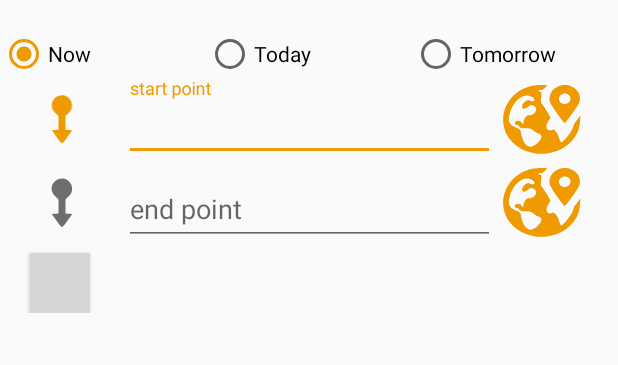
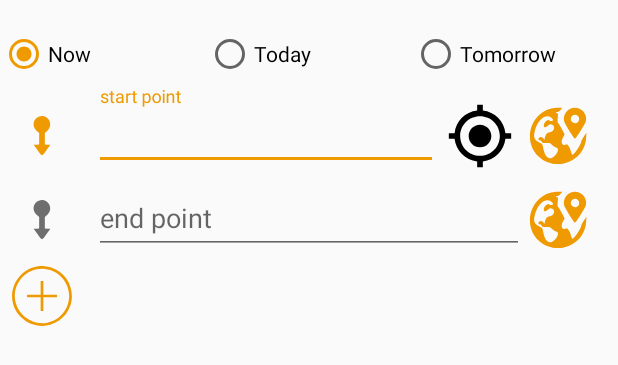
Before and after one commit to Lewiy/Graduate-Work, an Android app: the layout fragment_add_order_1.xml on its own in the app's theme, with its tools: preview values and no code run, on a phone screen of 412 x 824 dp. Shown: the top 365 px of the screen. Run offline under Robolectric (Android 15) with nearby library versions, the phone set to English and light mode, and no system bars; grey boxes are pictures that could not be loaded.

Commit message:
Made first fragment of add order 50%

```diff
--- /dev/null
+++ b/app/src/main/res/drawable/ic_location.xml
@@ -0,0 +1,9 @@
+<vector xmlns:android="http://schemas.android.com/apk/res/android"
+    android:width="24dp"
+    android:height="24dp"
+    android:viewportHeight="24.0"
+    android:viewportWidth="24.0">
+    <path
+        android:fillColor="#FF000000"
+        android:pathData="M11,1L11,3.031C6.796,3.483 3.483,6.796 3.031,11L1,11L1,13L3.031,13C3.483,17.204 6.796,20.517 11,20.969L11,23L13,23L13,20.969C17.204,20.517 20.517,17.204 20.969,13L23,13L23,11L20.969,11C20.517,6.796 17.204,3.483 13,3.031L13,1L11,1zM12,5C15.9,5 19,8.1 19,12C19,15.9 15.9,19 12,19C8.1,19 5,15.9 5,12C5,8.1 8.1,5 12,5zM12,8C9.791,8 8,9.791 8,12C8,14.209 9.791,16 12,16C14.209,16 16,14.209 16,12C16,9.791 14.209,8 12,8z" />
+</vector>
--- /dev/null
+++ b/app/src/main/res/drawable/ic_plus.xml
@@ -0,0 +1,14 @@
+<vector xmlns:android="http://schemas.android.com/apk/res/android"
+    android:width="24dp"
+    android:height="24dp"
+    android:viewportHeight="300.0"
+    android:viewportWidth="300.0">
+    <path
+        android:fillColor="#ee9a00"
+        android:pathData="M134,18.6c-34.7,6.35 -55.5,16.65 -77.1,38.3 -52.05,52.05 -52.05,134.15 0,186.2 69.15,69.15 186.65,41.8 218.2,-50.8 23.4,-68.6 -14.7,-145 -83.6,-167.7 -15.65,-5.15 -45.25,-8.25 -57.5,-6zM163.5,31c81.95,9.8 130,96.55 94.6,170.6 -16.05,33.6 -46.8,57.65 -84.4,66.05 -62.45,13.9 -127.85,-29.6 -141.3,-93.95 -16.4,-78.5 51.4,-152.3 131.1,-142.7z"
+        android:strokeColor="#00000000" />
+    <path
+        android:fillColor="#ee9a00"
+        android:pathData="M144,114l0,30 -30,0 -30,0 0,6 0,6 30,0 30,0 0,30 0,30 6,0 6,0 0,-30 0,-30 30,0 30,0 0,-6 0,-6 -30,0 -30,0 0,-30 0,-30 -6,0 -6,0 0,30z"
+        android:strokeColor="#00000000" />
+</vector>
--- a/app/src/main/res/layout/address_point.xml
+++ b/app/src/main/res/layout/address_point.xml
@@ -10,11 +10,17 @@
         android:layout_height="wrap_content"
         android:orientation="horizontal">
 
-        <ImageView
+        <LinearLayout
             android:layout_width="match_parent"
-            android:layout_height="match_parent"
-            android:layout_weight="2"
-            android:src="@drawable/ic_point_picked" />
+            android:layout_height="wrap_content"
+            android:layout_gravity="bottom"
+            android:layout_weight="3">
+
+            <ImageView
+                android:layout_width="45dp"
+                android:layout_height="45dp"
+                android:src="@drawable/ic_point_picked" />
+        </LinearLayout>
 
         <android.support.design.widget.TextInputLayout
             android:layout_width="match_parent"
@@ -32,12 +38,17 @@
 
         </android.support.design.widget.TextInputLayout>
 
-        <ImageButton
-            android:id="@+id/point2_map"
+        <LinearLayout
             android:layout_width="match_parent"
-            android:layout_height="55dp"
-            android:layout_marginRight="20dp"
-            android:layout_weight="2"
-            android:background="@drawable/ic_pick_point" />
+            android:layout_height="wrap_content"
+            android:layout_gravity="bottom"
+            android:layout_weight="3">
+
+            <ImageButton
+                android:id="@+id/point2_map"
+                android:layout_width="45dp"
+                android:layout_height="45dp"
+                android:background="@drawable/ic_pick_point" />
+        </LinearLayout>
     </LinearLayout>
 </LinearLayout>
--- a/app/src/main/res/layout/fragment_add_order_1.xml
+++ b/app/src/main/res/layout/fragment_add_order_1.xml
@@ -76,8 +76,8 @@
 
             <ImageButton
                 android:id="@+id/time_button_picker"
-                android:layout_width="100dp"
-                android:layout_height="100dp"
+                android:layout_width="80dp"
+                android:layout_height="80dp"
                 android:layout_gravity="center_horizontal"
                 android:layout_marginTop="5dp"
                 android:background="@drawable/ic_time_picker" />
@@ -97,6 +97,9 @@
                 android:id="@+id/addresses_liner"
                 android:layout_width="match_parent"
                 android:layout_height="wrap_content"
+                android:layout_marginLeft="5dp"
+                android:layout_marginRight="5dp"
+                android:layout_marginTop="5dp"
                 android:orientation="vertical">
 
 
@@ -105,15 +108,21 @@
                     android:layout_height="wrap_content"
                     android:orientation="horizontal">
 
+                    <LinearLayout
+                        android:layout_width="match_parent"
+                        android:layout_height="wrap_content"
+                        android:layout_gravity="bottom"
+                        android:layout_weight="2">
+
                         <ImageView
-                        android:layout_width="match_parent"
-                        android:layout_height="match_parent"
-                        android:layout_weight="2"
+                            android:layout_width="45dp"
+                            android:layout_height="45dp"
                             android:src="@drawable/ic_point_not_picked" />
+                    </LinearLayout>
 
                     <android.support.design.widget.TextInputLayout
                         android:layout_width="match_parent"
-                        android:layout_height="match_parent"
+                        android:layout_height="wrap_content"
                         android:layout_weight="1">
 
                         <EditText
@@ -127,13 +136,35 @@
 
                     </android.support.design.widget.TextInputLayout>
 
+                    <LinearLayout
+                        android:layout_width="match_parent"
+                        android:layout_height="wrap_content"
+                        android:layout_gravity="bottom"
+                        android:layout_weight="2">
+
+                        <ImageButton
+                            android:id="@+id/my_location_button"
+                            android:layout_width="45dp"
+                            android:layout_height="45dp"
+                            android:layout_marginLeft="5dp"
+                            android:background="@drawable/ic_location"
+                            android:tint="@color/colorPrimary" />
+                    </LinearLayout>
+
+                    <LinearLayout
+                        android:layout_width="match_parent"
+                        android:layout_height="wrap_content"
+                        android:layout_gravity="bottom"
+                        android:layout_weight="2">
+
                         <ImageButton
                             android:id="@+id/point1_map"
-                        android:layout_width="match_parent"
-                        android:layout_height="55dp"
+                            android:layout_width="45dp"
+                            android:layout_height="45dp"
                             android:layout_marginRight="20dp"
-                        android:layout_weight="2"
                             android:background="@drawable/ic_pick_point" />
+                    </LinearLayout>
+
                 </LinearLayout>
 
                 <LinearLayout
@@ -142,11 +173,17 @@
                     android:layout_height="wrap_content"
                     android:orientation="horizontal">
 
+                    <LinearLayout
+                        android:layout_width="match_parent"
+                        android:layout_height="wrap_content"
+                        android:layout_gravity="bottom"
+                        android:layout_weight="3">
+
                         <ImageView
-                        android:layout_width="match_parent"
-                        android:layout_height="match_parent"
-                        android:layout_weight="2"
+                            android:layout_width="45dp"
+                            android:layout_height="45dp"
                             android:src="@drawable/ic_point_picked" />
+                    </LinearLayout>
 
                     <android.support.design.widget.TextInputLayout
                         android:layout_width="match_parent"
@@ -164,31 +201,30 @@
 
                     </android.support.design.widget.TextInputLayout>
 
+                    <LinearLayout
+                        android:layout_width="match_parent"
+                        android:layout_height="wrap_content"
+                        android:layout_gravity="bottom"
+                        android:layout_weight="3">
+
                         <ImageButton
                             android:id="@+id/point2_map"
-                        android:layout_width="match_parent"
-                        android:layout_height="55dp"
-                        android:layout_marginRight="20dp"
-                        android:layout_weight="2"
+                            android:layout_width="45dp"
+                            android:layout_height="45dp"
                             android:background="@drawable/ic_pick_point" />
+                    </LinearLayout>
                 </LinearLayout>
 
             </LinearLayout>
 
-            <Button
+
+            <ImageButton
                 android:id="@+id/add_address_btn"
-                android:layout_width="40dp"
-                android:layout_height="40dp"
-                android:layout_marginLeft="20dp"
+                android:layout_width="45dp"
+                android:layout_height="45dp"
+                android:layout_marginLeft="5dp"
                 android:layout_marginTop="5dp"
-                android:background="@drawable/button_oval"
-                android:shadowColor="#A8A8A8"
-                android:shadowDx="0"
-                android:shadowDy="0"
-                android:shadowRadius="5"
-                android:text="+"
-                android:textColor="@color/colorPrimary"
-                android:textSize="30sp" />
+                android:background="@drawable/ic_plus" />
         </LinearLayout>
     </ScrollView>
 
```
Lines whose indentation alone changed are shown as unchanged.
